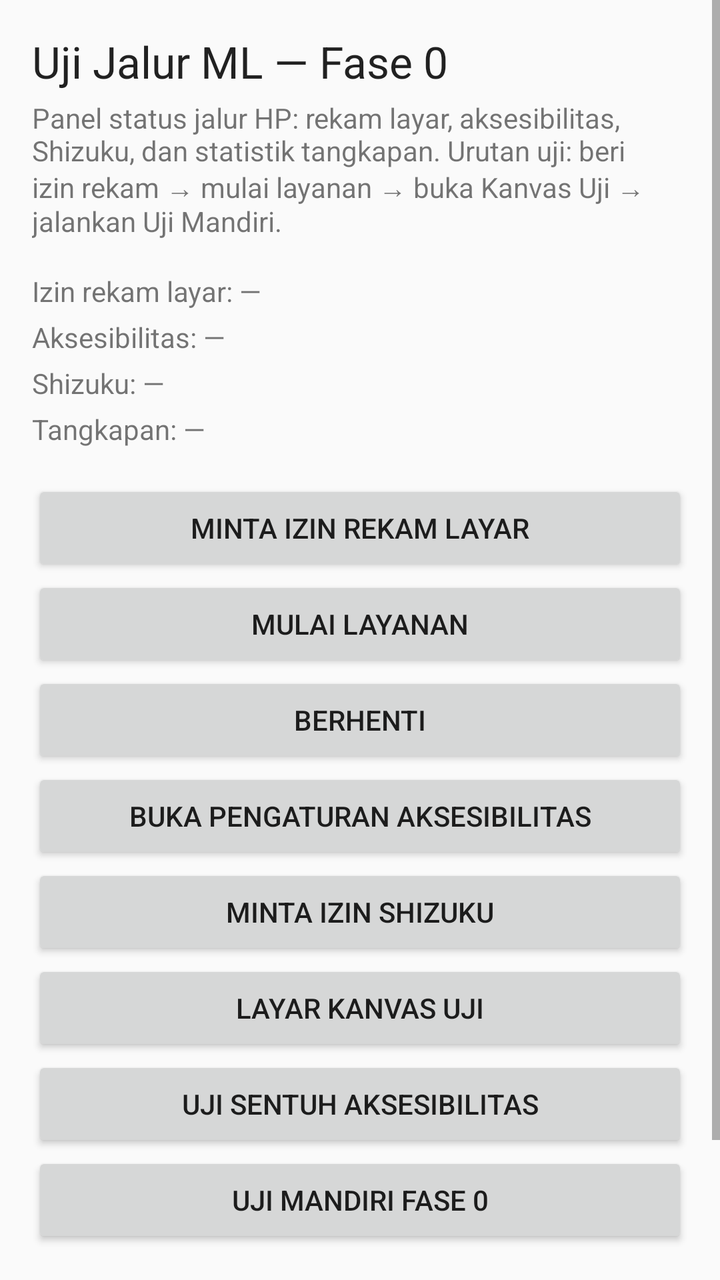
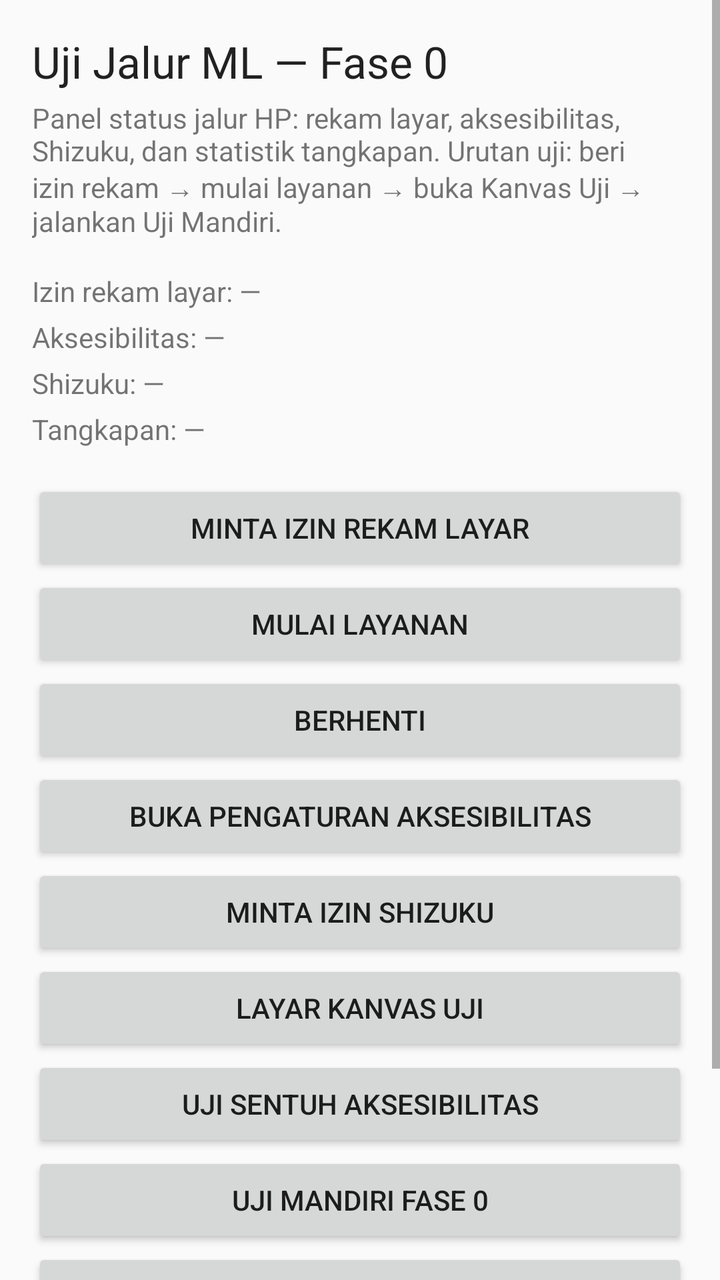

Before-and-after screenshots of an Android layout around one commit, followed by the original layout XML and the change that was made.
<!-- AndroidManifest.xml: application theme android:Theme.Material.Light.NoActionBar -->
<!-- res/layout/activity_main.xml -->
<?xml version="1.0" encoding="utf-8"?>
<ScrollView xmlns:android="http://schemas.android.com/apk/res/android"
    android:layout_width="match_parent"
    android:layout_height="match_parent">

    <LinearLayout
        android:layout_width="match_parent"
        android:layout_height="wrap_content"
        android:orientation="vertical"
        android:padding="16dp">

        <TextView
            android:layout_width="wrap_content"
            android:layout_height="wrap_content"
            android:text="Uji Jalur ML — Fase 0"
            android:textAppearance="@android:style/TextAppearance.Material.Large" />

        <TextView
            android:layout_width="wrap_content"
            android:layout_height="wrap_content"
            android:layout_marginTop="4dp"
            android:text="Panel status jalur HP: rekam layar, aksesibilitas, Shizuku, dan statistik tangkapan. Urutan uji: beri izin rekam → mulai layanan → buka Kanvas Uji → jalankan Uji Mandiri."
            android:textAppearance="@android:style/TextAppearance.Material.Small" />

        <TextView
            android:id="@+id/tvConsent"
            android:layout_width="wrap_content"
            android:layout_height="wrap_content"
            android:layout_marginTop="16dp"
            android:text="Izin rekam layar: —" />

        <TextView
            android:id="@+id/tvAccessibility"
            android:layout_width="wrap_content"
            android:layout_height="wrap_content"
            android:layout_marginTop="4dp"
            android:text="Aksesibilitas: —" />

        <TextView
            android:id="@+id/tvShizuku"
            android:layout_width="wrap_content"
            android:layout_height="wrap_content"
            android:layout_marginTop="4dp"
            android:text="Shizuku: —" />

        <TextView
            android:id="@+id/tvCapture"
            android:layout_width="wrap_content"
            android:layout_height="wrap_content"
            android:layout_marginTop="4dp"
            android:text="Tangkapan: —" />

        <Button
            android:id="@+id/btnConsent"
            android:layout_width="match_parent"
            android:layout_height="wrap_content"
            android:layout_marginTop="16dp"
            android:text="Minta Izin Rekam Layar" />

        <Button
            android:id="@+id/btnStart"
            android:layout_width="match_parent"
            android:layout_height="wrap_content"
            android:text="Mulai Layanan" />

        <Button
            android:id="@+id/btnStop"
            android:layout_width="match_parent"
            android:layout_height="wrap_content"
            android:text="Berhenti" />

        <Button
            android:id="@+id/btnAccessibilitySettings"
            android:layout_width="match_parent"
            android:layout_height="wrap_content"
            android:text="Buka Pengaturan Aksesibilitas" />

        <Button
            android:id="@+id/btnShizukuPermission"
            android:layout_width="match_parent"
            android:layout_height="wrap_content"
            android:text="Minta Izin Shizuku" />

        <Button
            android:id="@+id/btnCanvas"
            android:layout_width="match_parent"
            android:layout_height="wrap_content"
            android:text="Layar Kanvas Uji" />

        <Button
            android:id="@+id/btnTouchTest"
            android:layout_width="match_parent"
            android:layout_height="wrap_content"
            android:text="Uji Sentuh Aksesibilitas" />

        <Button
            android:id="@+id/btnSelfTest"
            android:layout_width="match_parent"
            android:layout_height="wrap_content"
            android:text="Uji Mandiri Fase 0" />

        <TextView
            android:layout_width="wrap_content"
            android:layout_height="wrap_content"
            android:layout_marginTop="20dp"
            android:text="Diagnostik"
            android:textAppearance="@android:style/TextAppearance.Material.Medium" />

        <TextView
            android:id="@+id/tvDiagnostics"
            android:layout_width="match_parent"
            android:layout_height="wrap_content"
            android:layout_marginTop="4dp"
            android:fontFamily="monospace"
            android:text="Belum ada hasil uji. Tekan “Uji Mandiri Fase 0”."
            android:textSize="12sp" />
    </LinearLayout>
</ScrollView>
<!-- resources referenced by this layout -->
<resources>

</resources>

<!-- the commit's change to res/layout/activity_main.xml (unified diff, before → after) -->
@@ -99,6 +99,12 @@
             android:layout_height="wrap_content"
             android:text="Uji Mandiri Fase 0" />
 
+        <Button
+            android:id="@+id/btnPracticeScript"
+            android:layout_width="match_parent"
+            android:layout_height="wrap_content"
+            android:text="Uji Naskah Latihan (jalan 10 dtk lagi)" />
+
         <TextView
             android:layout_width="wrap_content"
             android:layout_height="wrap_content"
